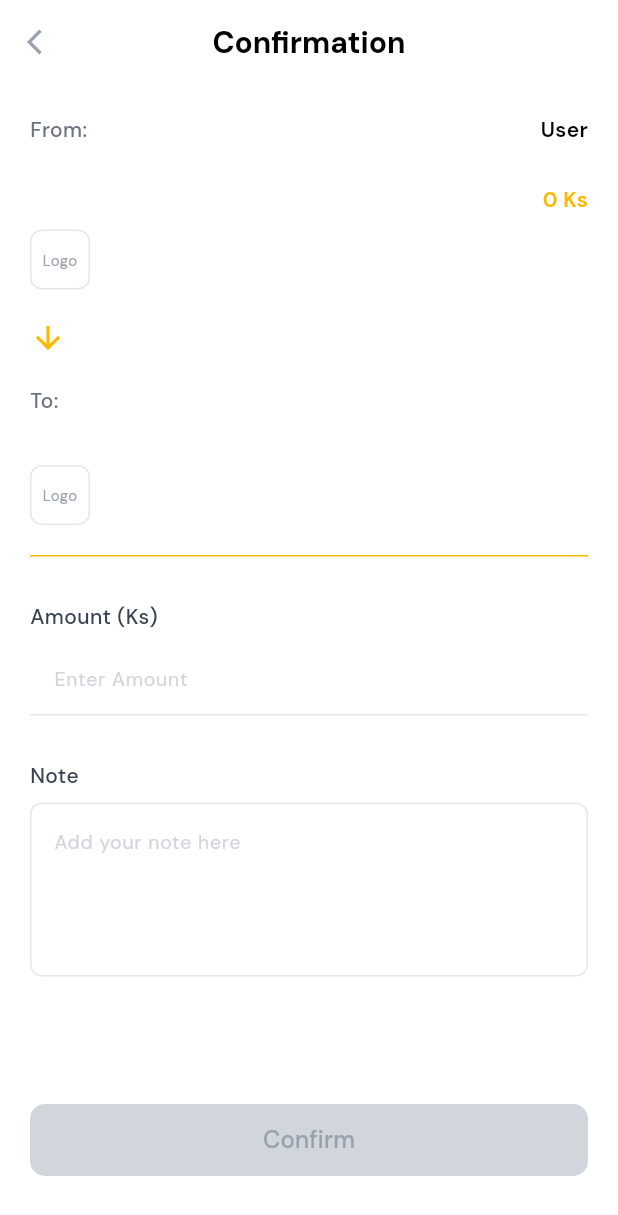
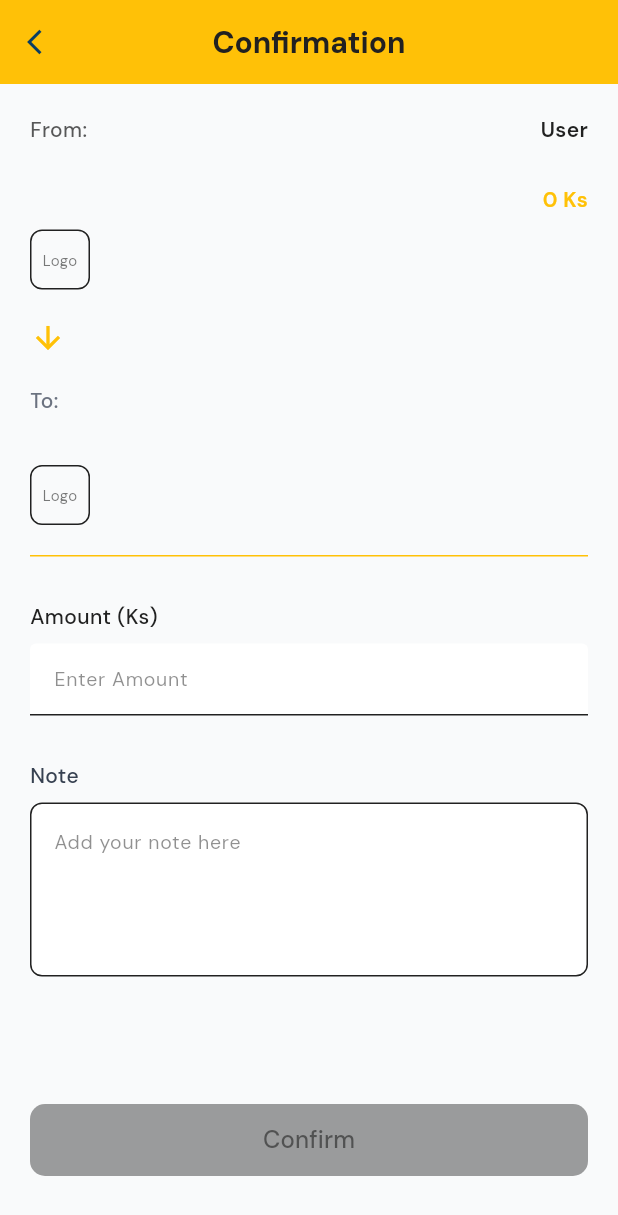
Before and after one commit to one-project-one-month/user-banking-app-flutter, a Flutter app: the TransferConfirmationScreen screen opened directly with empty values, on a phone screen of 412 x 824 dp. Shown: the top 1215 px of the screen. Run offline on Flutter 3.47's test engine with Material 3 defaults, Android fonts, the phone set to English and light mode, and no system bars; our stand-ins replace another_flushbar, bloc, camera, carousel_slider, device_info_plus, dropdown_button2 and 9 more; missing offline and left inert: image_gallery_saver_plus, mobile_scanner; accounts and stored records are empty.

Commit message:
fix theme

```diff
--- a/lib/screens/Transfer/views/transfer_confirmation_screen.dart
+++ b/lib/screens/Transfer/views/transfer_confirmation_screen.dart
@@ -32,19 +32,24 @@ class _TransferConfirmationScreenState extends State<TransferConfirmationScreen>
 
   @override
   Widget build(BuildContext context) {
+    final theme = Theme.of(context);
+
     return GestureDetector(
       behavior: HitTestBehavior.translucent,
       onTap: () => FocusScope.of(context).unfocus(),
       child: Scaffold(
-        backgroundColor: Colors.white,
+        backgroundColor: theme.scaffoldBackgroundColor,
         appBar: AppBar(
-          backgroundColor: Colors.white,
+          backgroundColor: theme.appBarTheme.backgroundColor ?? theme.scaffoldBackgroundColor,
           elevation: 0,
           leading: IconButton(
             onPressed: () => Navigator.pop(context),
-            icon: const Icon(Icons.arrow_back_ios, color: Color(0xFF99A1AF), size: 20),
+            icon: Icon(Icons.arrow_back_ios, color: theme.iconTheme.color ?? Colors.grey, size: 20),
           ),
-          title: const Text('Confirmation', style: TextStyle(fontSize: 20, fontFamily: 'DMS-B', color: Colors.black)),
+          title: Text(
+            'Confirmation',
+            style: TextStyle(fontSize: 20, fontFamily: 'DMS-B', color: theme.textTheme.titleLarge?.color ?? theme.colorScheme.onBackground),
+          ),
           centerTitle: true,
         ),
         body: BlocConsumer<TransferBloc, TransferState>(
@@ -77,26 +82,26 @@ class _TransferConfirmationScreenState extends State<TransferConfirmationScreen>
                         mainAxisAlignment: MainAxisAlignment.spaceBetween,
                         crossAxisAlignment: CrossAxisAlignment.start,
                         children: [
-                          const Text(
+                          Text(
                             'From:',
-                            style: TextStyle(fontFamily: 'DMS-M', fontSize: 14, color: Color(0xFF6B7280)),
+                            style: TextStyle(fontFamily: 'DMS-M', fontSize: 14, color: theme.colorScheme.onBackground.withOpacity(0.75)),
                           ),
                           Column(
                             crossAxisAlignment: CrossAxisAlignment.end,
                             children: [
                               Text(
                                 username,
-                                style: const TextStyle(fontFamily: 'DMS-SB', fontSize: 14, color: Colors.black),
+                                style: TextStyle(fontFamily: 'DMS-SB', fontSize: 14, color: theme.colorScheme.onBackground),
                               ),
                               const SizedBox(height: 4),
                               Text(
                                 fromAccount?.accountNumber ?? '',
-                                style: const TextStyle(fontFamily: 'DMS-R', fontSize: 13, color: Color(0xFF6B7280)),
+                                style: TextStyle(fontFamily: 'DMS-R', fontSize: 13, color: theme.colorScheme.onBackground.withOpacity(0.75)),
                               ),
                               const SizedBox(height: 4),
                               Text(
                                 '${fromAccount?.formattedBalance ?? '0'} Ks',
-                                style: const TextStyle(fontFamily: 'DMS-SB', fontSize: 14, color: Color(0xFFFFB800)),
+                                style: TextStyle(fontFamily: 'DMS-SB', fontSize: 14, color: theme.colorScheme.primary),
                               ),
                             ],
                           ),
@@ -108,19 +113,19 @@ class _TransferConfirmationScreenState extends State<TransferConfirmationScreen>
                         width: 40,
                         height: 40,
                         decoration: BoxDecoration(
-                          border: Border.all(color: const Color(0xFFE5E7EB)),
+                          border: Border.all(color: theme.dividerColor),
                           borderRadius: BorderRadius.circular(8),
                         ),
-                        child: const Center(
+                        child: Center(
                           child: Text(
                             'Logo',
-                            style: TextStyle(fontFamily: 'DMS-R', fontSize: 10, color: Color(0xFF9CA3AF)),
+                            style: TextStyle(fontFamily: 'DMS-R', fontSize: 10, color: theme.colorScheme.onSurface.withOpacity(0.6)),
                           ),
                         ),
                       ),
                       const SizedBox(height: 20),
                       // Arrow down icon
-                      const Icon(Icons.arrow_downward, color: Color(0xFFFFB800), size: 24),
+                      Icon(Icons.arrow_downward, color: theme.colorScheme.primary, size: 24),
                       const SizedBox(height: 20),
                       // To Section
                       Row(
@@ -153,41 +158,43 @@ class _TransferConfirmationScreenState extends State<TransferConfirmationScreen>
                         width: 40,
                         height: 40,
                         decoration: BoxDecoration(
-                          border: Border.all(color: const Color(0xFFE5E7EB)),
+                          border: Border.all(color: theme.dividerColor),
                           borderRadius: BorderRadius.circular(8),
                         ),
-                        child: const Center(
+                        child: Center(
                           child: Text(
                             'Logo',
-                            style: TextStyle(fontFamily: 'DMS-R', fontSize: 10, color: Color(0xFF9CA3AF)),
+                            style: TextStyle(fontFamily: 'DMS-R', fontSize: 10, color: theme.colorScheme.onSurface.withOpacity(0.6)),
                           ),
                         ),
                       ),
                       const SizedBox(height: 20),
                       // Divider
-                      Container(height: 1, color: const Color(0xFFFFB800)),
+                      Container(height: 1, color: theme.colorScheme.primary),
                       const SizedBox(height: 30),
                       // Amount Field
-                      const Text(
+                      Text(
                         'Amount (Ks)',
-                        style: TextStyle(fontFamily: 'DMS-M', fontSize: 14, color: Color(0xFF374151)),
+                        style: TextStyle(fontFamily: 'DMS-M', fontSize: 14, color: theme.colorScheme.onBackground),
                       ),
                       const SizedBox(height: 8),
                       TextField(
                         controller: amountController,
                         keyboardType: TextInputType.number,
-                        style: const TextStyle(fontFamily: 'DMS-M', fontSize: 14, color: Colors.black),
+                        style: TextStyle(fontFamily: 'DMS-M', fontSize: 14, color: theme.colorScheme.onBackground),
                         inputFormatters: [FilteringTextInputFormatter.digitsOnly],
                         onChanged: (value) {
                           setState(() {});
                         },
-                        decoration: const InputDecoration(
+                        decoration: InputDecoration(
                           hintText: 'Enter Amount',
-                          hintStyle: TextStyle(fontSize: 13, fontFamily: 'DMS-R', color: Color(0xFFD1D5DC)),
-                          border: UnderlineInputBorder(borderSide: BorderSide(color: Color(0xFFE5E7EB))),
-                          enabledBorder: UnderlineInputBorder(borderSide: BorderSide(color: Color(0xFFE5E7EB))),
+                          filled: true,
+                          fillColor: theme.inputDecorationTheme.fillColor ?? theme.colorScheme.surface,
+                          hintStyle: TextStyle(fontSize: 13, fontFamily: 'DMS-R', color: theme.colorScheme.onSurface.withOpacity(0.5)),
+                          border: UnderlineInputBorder(borderSide: BorderSide(color: theme.dividerColor)),
+                          enabledBorder: UnderlineInputBorder(borderSide: BorderSide(color: theme.dividerColor)),
                           focusedBorder: UnderlineInputBorder(
-                            borderSide: BorderSide(color: Color(0xFF0A3D62), width: 2),
+                            borderSide: BorderSide(color: theme.colorScheme.primary, width: 2),
                           ),
                         ),
                       ),
@@ -198,23 +205,23 @@ class _TransferConfirmationScreenState extends State<TransferConfirmationScreen>
                       TextField(
                         controller: noteController,
                         maxLines: 4,
-                        style: const TextStyle(fontFamily: 'DMS-R', fontSize: 14, color: Colors.black),
+                        style: TextStyle(fontFamily: 'DMS-R', fontSize: 14, color: theme.colorScheme.onBackground),
                         decoration: InputDecoration(
                           hintText: 'Add your note here',
-                          hintStyle: const TextStyle(fontSize: 13, fontFamily: 'DMS-R', color: Color(0xFFD1D5DC)),
+                          hintStyle: TextStyle(fontSize: 13, fontFamily: 'DMS-R', color: theme.colorScheme.onSurface.withOpacity(0.5)),
                           filled: true,
-                          fillColor: Colors.white,
+                          fillColor: theme.inputDecorationTheme.fillColor ?? theme.colorScheme.surface,
                           border: OutlineInputBorder(
                             borderRadius: BorderRadius.circular(8),
-                            borderSide: const BorderSide(color: Color(0xFFE5E7EB)),
+                            borderSide: BorderSide(color: theme.dividerColor),
                           ),
                           enabledBorder: OutlineInputBorder(
                             borderRadius: BorderRadius.circular(8),
-                            borderSide: const BorderSide(color: Color(0xFFE5E7EB)),
+                            borderSide: BorderSide(color: theme.dividerColor),
                           ),
                           focusedBorder: OutlineInputBorder(
                             borderRadius: BorderRadius.circular(8),
-                            borderSide: const BorderSide(color: Color(0xFF0A3D62), width: 2),
+                            borderSide: BorderSide(color: theme.colorScheme.primary, width: 2),
                           ),
                         ),
                       ),
@@ -234,6 +241,7 @@ class _TransferConfirmationScreenState extends State<TransferConfirmationScreen>
   }
 
   Widget _buildConfirmButton(TransferState state) {
+    final theme = Theme.of(context);
     final amount = int.tryParse(amountController.text.trim()) ?? 0;
     final isValid = amount >= 1000;
     final recipient = state.recipient;
@@ -242,7 +250,7 @@ class _TransferConfirmationScreenState extends State<TransferConfirmationScreen>
     return Container(
       width: double.infinity,
       decoration: BoxDecoration(
-        color: isValid && !isLoading ? const Color(0xFF0A3D62) : const Color(0xFFD1D5DC),
+        color: isValid && !isLoading ? theme.colorScheme.primary : theme.disabledColor,
         borderRadius: BorderRadius.circular(10),
       ),
       child: TextButton(
@@ -282,17 +290,17 @@ class _TransferConfirmationScreenState extends State<TransferConfirmationScreen>
                 : null,
         child:
             isLoading
-                ? const SizedBox(
+                ? SizedBox(
                   height: 20,
                   width: 20,
-                  child: CircularProgressIndicator(strokeWidth: 2, color: Colors.white),
+                  child: CircularProgressIndicator(strokeWidth: 2, color: theme.colorScheme.onPrimary),
                 )
                 : Text(
                   'Confirm',
                   style: TextStyle(
                     fontFamily: 'DMS-M',
                     fontSize: 16,
-                    color: isValid ? Colors.white : const Color(0xFF99A1AF),
+                    color: isValid ? theme.colorScheme.onPrimary : theme.colorScheme.onSurface.withOpacity(0.6),
                   ),
                 ),
       ),
--- a/lib/screens/auth/views/personalinfo_screen.dart
+++ b/lib/screens/auth/views/personalinfo_screen.dart
@@ -179,9 +179,8 @@ class _PersonalInfoScreenState extends State<PersonalInfoScreen> with SingleTick
   @override
   Widget build(BuildContext context) {
     final theme = Theme.of(context);
-
     return BlocProvider.value(
-      value: widget.authBloc, // <-- SAME BLoC
+      value: widget.authBloc,
       child: Scaffold(
         extendBodyBehindAppBar: true,
         appBar: AppBar(
--- a/lib/screens/auth/views/splash_screen.dart
+++ b/lib/screens/auth/views/splash_screen.dart
@@ -65,7 +65,7 @@ class _SplashScreenState extends State<SplashScreen>
 
     if (!mounted) return;
   AppRoutes.navigateAndReplace(context,// AppRoutes.welcome
- AppRoutes.welcome );
+ AppRoutes.home_screen );
   }
 
   @override
```
Also changed, not shown: lib/screens/Main/home_screen.dart (+27 -26 lines), lib/screens/Transfer/views/transfer_screen.dart (+26 -8 lines), 2 other files.
